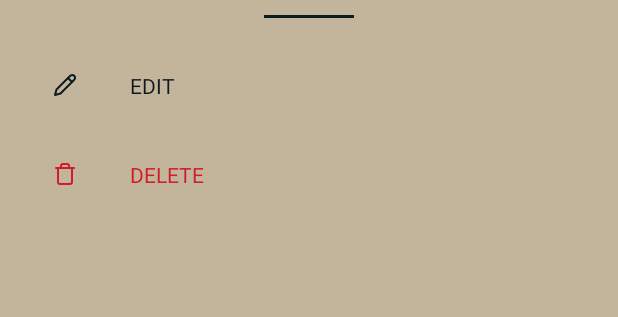
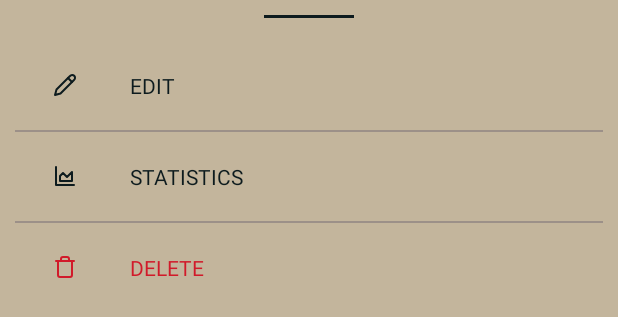
Before and after one commit to ndkshr/subroutine, an Android app: the layout habit_menu_bottom_sheet.xml on its own in the app's theme, with its tools: preview values and no code run, on a phone screen of 412 x 824 dp. Shown: the top 317 px of the screen. Run offline under Robolectric (Android 15) with nearby library versions, the phone set to English and light mode, and no system bars.

Commit message:
Fix db retrieve issue

```diff
--- a/app/src/main/java/me/ndkshr/SubroutineApplication.kt
+++ b/app/src/main/java/me/ndkshr/SubroutineApplication.kt
@@ -1,9 +1,7 @@
 package me.ndkshr
 
 import android.app.Application
-import androidx.room.Room
-import me.ndkshr.subroutine.modal.AppDatabase
-import me.ndkshr.subroutine.modal.AppDatabaseHelper
+import me.ndkshr.subroutine.modal.local.AppDatabaseHelper
 
 class SubroutineApplication: Application() {
     override fun onCreate() {
--- a/app/src/main/java/me/ndkshr/subroutine/modal/HabitViewItem.kt
+++ b/app/src/main/java/me/ndkshr/subroutine/modal/HabitViewItem.kt
@@ -2,5 +2,5 @@ package me.ndkshr.subroutine.modal
 
 data class HabitViewItem (
     val habitData: HabitDataItem,
-    var days: List<DailyTaskDataItem>
+    var days: MutableList<DailyTaskDataItem>
 )
--- a/app/src/main/java/me/ndkshr/subroutine/modal/IRepository.kt
+++ b/app/src/main/java/me/ndkshr/subroutine/modal/IRepository.kt
@@ -4,6 +4,8 @@ import kotlinx.coroutines.flow.Flow
 
 interface IRepository {
     suspend fun getAllHabits(): Flow<List<HabitDataItem>>
+
+    suspend fun getAllTasks(): List<DailyTaskDataItem>
 
     suspend fun getDailyTasksForHabit(habit: HabitDataItem): List<DailyTaskDataItem>
 
--- a/app/src/main/java/me/ndkshr/subroutine/modal/AppDatabase.kt
+++ b/app/src/main/java/me/ndkshr/subroutine/modal/local/AppDatabase.kt
@@ -1,8 +1,9 @@
-package me.ndkshr.subroutine.modal
+package me.ndkshr.subroutine.modal.local
 
-import androidx.room.AutoMigration
 import androidx.room.Database
 import androidx.room.RoomDatabase
+import me.ndkshr.subroutine.modal.DailyTaskDataItem
+import me.ndkshr.subroutine.modal.HabitDataItem
 
 @Database(
     entities = [
--- a/app/src/main/java/me/ndkshr/subroutine/modal/AppDatabaseHelper.kt
+++ b/app/src/main/java/me/ndkshr/subroutine/modal/local/AppDatabaseHelper.kt
@@ -1,4 +1,4 @@
-package me.ndkshr.subroutine.modal
+package me.ndkshr.subroutine.modal.local
 
 import android.content.Context
 import androidx.room.Room
--- a/app/src/main/java/me/ndkshr/subroutine/modal/DailyTaskDao.kt
+++ b/app/src/main/java/me/ndkshr/subroutine/modal/local/DailyTaskDao.kt
@@ -1,10 +1,11 @@
-package me.ndkshr.subroutine.modal
+package me.ndkshr.subroutine.modal.local
 
 import androidx.room.Dao
 import androidx.room.Delete
 import androidx.room.Insert
 import androidx.room.OnConflictStrategy
 import androidx.room.Query
+import me.ndkshr.subroutine.modal.DailyTaskDataItem
 
 @Dao
 interface DailyTaskDao {
--- a/app/src/main/java/me/ndkshr/subroutine/modal/HabitDao.kt
+++ b/app/src/main/java/me/ndkshr/subroutine/modal/local/HabitDao.kt
@@ -1,4 +1,4 @@
-package me.ndkshr.subroutine.modal
+package me.ndkshr.subroutine.modal.local
 
 import androidx.room.Dao
 import androidx.room.Delete
@@ -6,12 +6,12 @@ import androidx.room.Insert
 import androidx.room.OnConflictStrategy
 import androidx.room.Query
 import kotlinx.coroutines.flow.Flow
+import me.ndkshr.subroutine.modal.HabitDataItem
 
 @Dao
 interface HabitDao {
     @Query("SELECT * FROM habits")
     fun getAll(): Flow<List<HabitDataItem>>
-
     @Insert(onConflict = OnConflictStrategy.NONE)
     fun insertAll(vararg habits: HabitDataItem)
 
--- /dev/null
+++ b/app/src/main/res/drawable/area_chart.xml
@@ -0,0 +1,20 @@
+<vector xmlns:android="http://schemas.android.com/apk/res/android"
+    android:width="24dp"
+    android:height="24dp"
+    android:viewportWidth="24"
+    android:viewportHeight="24">
+  <path
+      android:pathData="M3,3v18h18"
+      android:strokeLineJoin="round"
+      android:strokeWidth="2"
+      android:fillColor="#00000000"
+      android:strokeColor="?attr/colorPrimaryDark"
+      android:strokeLineCap="round"/>
+  <path
+      android:pathData="M7,12v5h12V8l-5,5 -4,-4Z"
+      android:strokeLineJoin="round"
+      android:strokeWidth="2"
+      android:fillColor="#00000000"
+      android:strokeColor="?attr/colorPrimaryDark"
+      android:strokeLineCap="round"/>
+</vector>
--- a/app/src/main/res/layout/habit_menu_bottom_sheet.xml
+++ b/app/src/main/res/layout/habit_menu_bottom_sheet.xml
@@ -38,6 +38,43 @@
                 android:textAllCaps="true" />
         </LinearLayout>
 
+        <View
+            android:background="@color/salt_box_purple"
+            android:alpha="0.4"
+            android:layout_marginHorizontal="10dp"
+            android:layout_width="match_parent"
+            android:layout_height="1dp" />
+
+        <LinearLayout
+            android:id="@+id/stats_btn"
+            android:layout_width="match_parent"
+            android:layout_height="wrap_content"
+            android:foreground="?android:attr/selectableItemBackground"
+            android:gravity="center_vertical"
+            android:orientation="horizontal"
+            android:padding="20dp">
+
+            <ImageView
+                android:layout_width="16dp"
+                android:layout_height="16dp"
+                android:layout_marginStart="15dp"
+                android:src="@drawable/area_chart" />
+
+            <TextView
+                android:layout_width="wrap_content"
+                android:layout_height="wrap_content"
+                android:layout_marginStart="35dp"
+                android:text="Statistics"
+                android:textAllCaps="true" />
+        </LinearLayout>
+
+        <View
+            android:background="@color/salt_box_purple"
+            android:alpha="0.4"
+            android:layout_marginHorizontal="10dp"
+            android:layout_width="match_parent"
+            android:layout_height="1dp" />
+
         <LinearLayout
             android:id="@+id/delete_btn"
             android:layout_width="match_parent"
--- a/app/src/main/res/values-night/themes.xml
+++ b/app/src/main/res/values-night/themes.xml
@@ -11,4 +11,8 @@
 
         <item name="colorOnSurface">?attr/colorPrimaryDark</item>
     </style>
+
+    <style name="HabitTextInputLayout" parent="Widget.Material3.TextInputLayout.OutlinedBox">
+        <item name="colorPrimary">@color/vintage_beige</item>
+    </style>
 </resources>
--- a/app/src/main/res/values/themes.xml
+++ b/app/src/main/res/values/themes.xml
@@ -14,4 +14,8 @@
     </style>
 
     <style name="Theme.Subroutine" parent="Base.Theme.Subroutine" />
+
+    <style name="HabitTextInputLayout" parent="Widget.Material3.TextInputLayout.OutlinedBox">
+        <item name="colorPrimary">@color/rich_dark</item>
+    </style>
 </resources>
```
Also changed, not shown: app/src/main/java/me/ndkshr/subroutine/modal/local/LocalRepositoryImpl.kt (+7 -3 lines), app/src/main/java/me/ndkshr/subroutine/view/HabitMenuBottomSheet.kt (+38 -4 lines), app/src/main/java/me/ndkshr/subroutine/view/MainActivity.kt (+11 -13 lines), app/src/main/java/me/ndkshr/subroutine/view/MainHabitsAdapter.kt (+4 -6 lines), app/src/main/java/me/ndkshr/subroutine/viewmodel/MainActivityViewModel.kt (+23 -21 lines), app/src/main/res/layout/activity_main.xml (+10 -0 lines), app/src/main/res/layout/fragment_add_habit_bottom_sheet.xml (+6 -5 lines).
